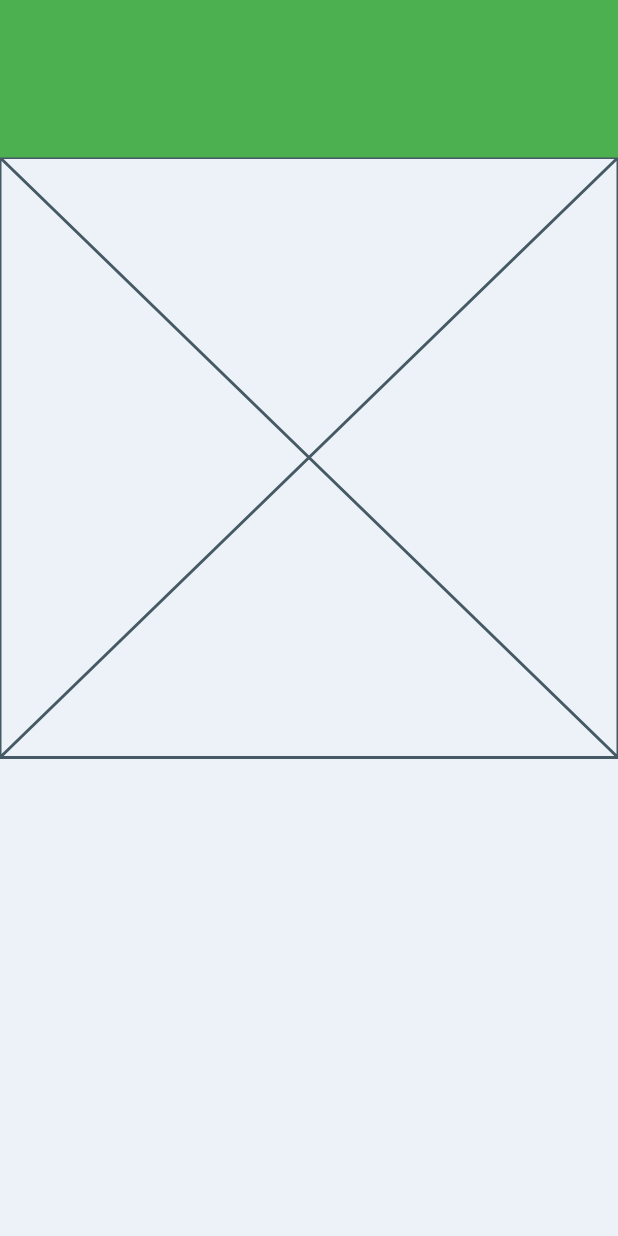
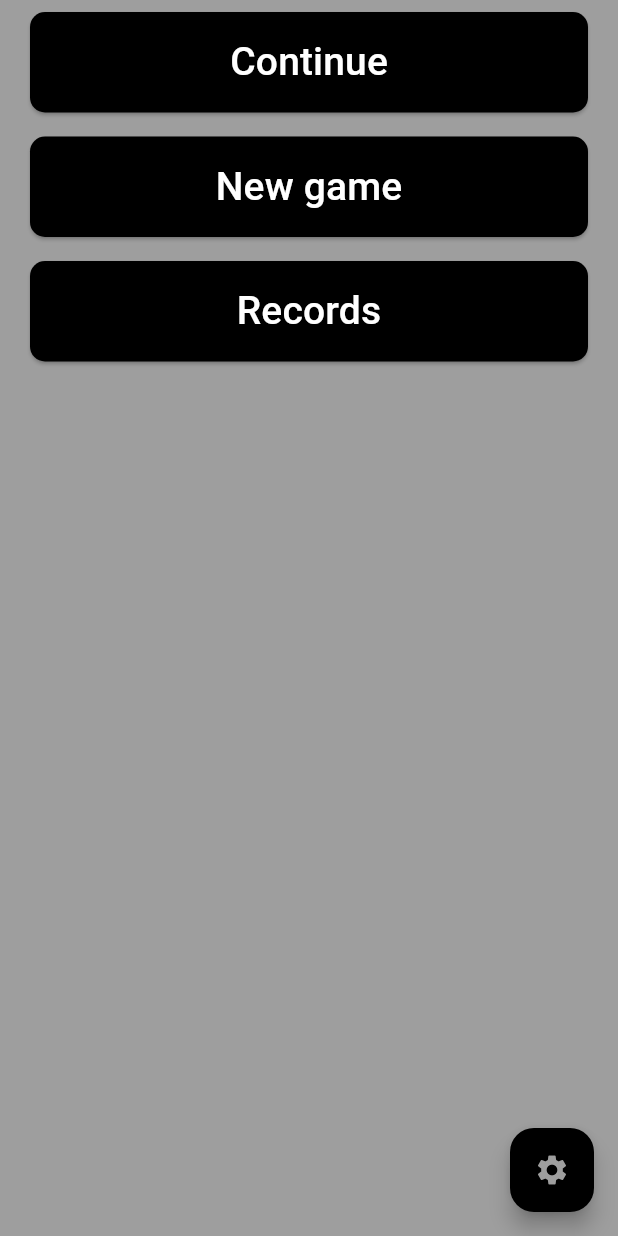
Before and after one commit to wAlienUFOx/minesweeper, a Flutter app: the screen it shows after launch, on a phone screen of 412 x 824 dp. Run offline on Flutter 3.47's test engine with Material 3 defaults, Android fonts, the phone set to English and light mode, and no system bars; our stand-ins replace get.

Commit message:
home_page

```diff
--- a/lib/layouts/main_layout.dart
+++ b/lib/layouts/main_layout.dart
@@ -3,10 +3,12 @@ import 'package:minesweeper/widgets/abstract_state.dart';
 
 class MainLayout extends StatefulWidget {
   final Widget child;
+  final Widget? bottomButtons;
 
   const MainLayout({
     super.key,
     required this.child,
+    this.bottomButtons
   });
 
   static MainLayoutState? of(BuildContext context) {
@@ -35,7 +37,8 @@ class MainLayoutState extends AbstractState<MainLayout> {
             child: SafeArea(
               child: Scaffold(
                 backgroundColor: theme.colorScheme.background,
-                appBar: buildAppBar(),
+                //appBar: buildAppBar(),
+                floatingActionButton: widget.bottomButtons,
                 body: SizedBox(
                   width: mData.size.width,
                   height: mData.size.height,
--- a/lib/main.dart
+++ b/lib/main.dart
@@ -3,6 +3,7 @@ import 'package:minesweeper/pages/splash_screen/splash_screen.dart';
 import 'package:flutter/material.dart';
 import 'package:get/get.dart';
 import 'package:minesweeper/themes.dart';
+import 'package:minesweeper/widgets/settings_widget.dart';
 import 'core/app_bindings.dart';
 import 'layouts/get_page_of.dart';
 import 'layouts/main_layout.dart';
@@ -28,7 +29,7 @@ class MinesweeperApp extends StatelessWidget {
         GetPageOf<MainLayout>(
             '/home',
             const HomePage(),
-                (page) => MainLayout(child: page)
+                (page) => MainLayout(bottomButtons: const SettingsWidget(),child: page,)
         ),
       ],
     );
--- a/lib/pages/home/home_page.dart
+++ b/lib/pages/home/home_page.dart
@@ -1,4 +1,7 @@
 import 'package:flutter/material.dart';
+import 'package:minesweeper/widgets/abstract_state.dart';
+import 'package:minesweeper/widgets/app_button.dart';
+import '../../widgets/group_button.dart';
 
 class HomePage extends StatefulWidget {
   const HomePage({super.key});
@@ -7,9 +10,38 @@ class HomePage extends StatefulWidget {
   State<HomePage> createState() => _HomePageState();
 }
 
-class _HomePageState extends State<HomePage> {
+class _HomePageState extends AbstractState<HomePage> {
+
+  List<GroupButton> menuItems = [
+    GroupButton(
+        title: 'Continue',
+        onTap: () => {}
+    ),
+    GroupButton(
+        title: 'New game',
+        onTap: () => {}
+    ),
+    GroupButton(
+        title: 'Records',
+        onTap: () => {}
+    ),
+  ];
+
   @override
   Widget build(BuildContext context) {
-    return const Placeholder();
+    return Column(
+      children: menuItems.map<Widget>((item) => buildMenuItem(item)).toList()
+    );
+  }
+
+  Widget buildMenuItem(GroupButton item) {
+    return Padding(
+        padding: const EdgeInsets.symmetric(vertical: 8, horizontal: 20),
+      child: AppButton(
+          onPressed: item.onTap,
+          title: item.title,
+          color: theme.cardColor
+      ),
+    );
   }
 }
--- a/lib/pages/splash_screen/splash_screen.dart
+++ b/lib/pages/splash_screen/splash_screen.dart
@@ -1,7 +1,5 @@
-import 'package:minesweeper/pages/home/home_page.dart';
-import 'package:flutter/material.dart';
+import  'package:flutter/material.dart';
 import 'package:get/get.dart';
-import '../../layouts/main_layout.dart';
 
 class SplashScreen extends StatefulWidget {
   const SplashScreen({super.key});
@@ -17,12 +15,12 @@ class SplashScreenState extends State<SplashScreen> {
     super.initState();
 
     initApp().then((value) {
-      Get.offAll(const MainLayout(child: HomePage()));
+      Get.offAllNamed('/home');
     });
   }
 
   Future<void> initApp() async {
-    await Future.delayed(const Duration(seconds: 2));
+    await Future.delayed(const Duration(milliseconds: 100));
   }
 
   @override
@@ -31,7 +29,6 @@ class SplashScreenState extends State<SplashScreen> {
     return Scaffold(
         body: Container (
           color: Colors.red,
-
         )
     );
   }
--- a/lib/themes.dart
+++ b/lib/themes.dart
@@ -8,8 +8,8 @@ ThemeData lightTheme = ThemeData(
       // inversePrimary: Color.fromARGB(77, 45, 146, 253),
       // primaryContainer: Color(0xffFAFAFA),
       // onPrimaryContainer: Color.fromARGB(153, 52, 52, 52),
-      background: Color(0xffECF2F8),
-      // onBackground: Colors.white,
+      background: Colors.grey,//Color(0xffECF2F8),
+      onBackground: Colors.black,
       // secondary: Color.fromARGB(153, 52, 52, 52),
       // tertiary: Color.fromARGB(52, 52, 52, 52),
       // onSurface: Color(0xff343434),
@@ -28,7 +28,7 @@ ThemeData darkTheme = ThemeData(
       // primaryContainer: Color(0xff323232),
       // onPrimaryContainer: Color.fromARGB(153, 255, 255, 255),
       background: Color(0xff151616),
-      // onBackground: Color(0xff2C2E30),
+      onBackground: Color(0xff2C2E30),
       // secondary: Color.fromARGB(102, 255, 255, 255),
       // tertiary: Color.fromARGB(52, 255, 255, 255),
       // onSurface: Color(0xffffffff),
--- /dev/null
+++ b/lib/widgets/app_button.dart
@@ -0,0 +1,53 @@
+import 'package:flutter/material.dart';
+
+///виджет кнопки
+class AppButton extends StatelessWidget {
+  final void Function() onPressed;
+  final String title;
+  final double borderRadius;
+  final EdgeInsets padding;
+  final double fontSize;
+  final Color color;
+  final bool fullWidth;
+
+  const AppButton({
+    super.key,
+    required this.onPressed,
+    required this.title,
+    this.borderRadius = 10,
+    this.padding = const EdgeInsets.symmetric(horizontal: 50, vertical: 15),
+    this.fontSize = 26.0,
+    required this.color,
+    this.fullWidth = true
+  });
+
+  @override
+  Widget build(BuildContext context) {
+    final theme = Theme.of(context);
+    Widget button = ElevatedButton(
+        onPressed: onPressed,
+        style: ButtonStyle(
+            shape: MaterialStateProperty.all(
+                RoundedRectangleBorder(
+                    borderRadius: BorderRadius.circular(borderRadius)
+                )
+            ),
+            padding: MaterialStateProperty.all<EdgeInsets>(padding),
+            backgroundColor: MaterialStateColor.resolveWith((states) => theme.colorScheme.onBackground)
+        ),
+        child: Text(
+          title,
+          style: TextStyle(
+              fontSize: fontSize,
+              color: color,
+          ),
+        )
+    );
+
+    if(!fullWidth) return button;
+    return SizedBox(
+      width: double.infinity,
+      child: button,
+    );
+  }
+}
--- /dev/null
+++ b/lib/widgets/group_button.dart
@@ -0,0 +1,9 @@
+class GroupButton {
+  final String title;
+  final void Function() onTap;
+
+  GroupButton({
+    required this.title,
+    required this.onTap,
+  });
+}
--- /dev/null
+++ b/lib/widgets/settings_widget.dart
@@ -0,0 +1,203 @@
+import 'package:flutter/material.dart';
+import 'dart:math';
+import 'package:minesweeper/widgets/abstract_state.dart';
+
+class SettingsWidget extends StatefulWidget {
+  const SettingsWidget({super.key});
+
+  @override
+  State<SettingsWidget> createState() => _SettingsWidgetState();
+}
+
+class _SettingsWidgetState extends AbstractState<SettingsWidget> with SingleTickerProviderStateMixin {
+
+  List<ActionButton> buttons = [
+    ActionButton(
+        onPressed: () => {},
+        icon: const Icon(Icons.sunny)
+    ),
+    ActionButton(
+        onPressed: () => {},
+        icon: const Icon(Icons.volume_down)
+    )
+  ];
+  late final AnimationController controller;
+  late final Animation<double> expandAnimation;
+  bool open = false;
+
+  @override
+  void onInitPage() {
+    controller = AnimationController(
+        value: 0.0,
+        duration: const Duration(milliseconds: 500),
+        vsync: this
+    );
+    expandAnimation = CurvedAnimation(
+      parent: controller,
+      reverseCurve: Curves.easeOutQuad,
+      curve: Curves.fastOutSlowIn,
+    );
+    super.onInitPage();
+  }
+
+  @override
+  void onDispose() {
+    controller.dispose();
+    super.onDispose();
+  }
+
+  void toggle() {
+    open = !open;
+    if (open) {
+      controller.forward();
+    } else {
+      controller.reverse();
+    }
+  }
+
+  @override
+  Widget build(BuildContext context) {
+    return SizedBox.expand(
+      child: Stack(
+        alignment: Alignment.bottomRight,
+        clipBehavior: Clip.none,
+        children: [
+          buildToClose(),
+          ...buildButtons(),
+          buildToOpen()
+        ],
+      ),
+    );
+  }
+
+  Widget buildToClose() {
+    return SizedBox(
+      width: 60,
+      height: 60,
+      child: Center(
+        child: Material(
+          shape: const CircleBorder(),
+          clipBehavior: Clip.antiAlias,
+          elevation: 4,
+          color: theme.colorScheme.onBackground,
+          child: InkWell(
+            onTap: toggle,
+            child: Padding(
+              padding: const EdgeInsets.all(8),
+              child: Icon(
+                Icons.close,
+                color: theme.colorScheme.background,
+              ),
+            ),
+          ),
+        ),
+      ),
+    );
+  }
+
+  List<Widget> buildButtons() {
+    final children = <Widget>[];
+    final count = buttons.length;
+    const step = 75;
+    for (var i = 0, distance = 75.0; i < count;
+    i++, distance += step) {
+      children.add(
+        ExpandingActionButton(
+          distance: distance,
+          progress: expandAnimation,
+          child: buttons[i],
+        ),
+      );
+    }
+    return children;
+  }
+
+  Widget buildToOpen() {
+    return IgnorePointer(
+      ignoring: open,
+      child: AnimatedContainer(
+        transformAlignment: Alignment.center,
+        transform: Matrix4.diagonal3Values(
+          open ? 0.7 : 1.0,
+          open ? 0.7 : 1.0,
+          1.0,
+        ),
+        duration: const Duration(milliseconds: 250),
+        curve: const Interval(0.0, 0.5, curve: Curves.easeOut),
+        child: AnimatedOpacity(
+          opacity: open ? 0.0 : 1.0,
+          curve: const Interval(0.25, 1.0, curve: Curves.easeInOut),
+          duration: const Duration(milliseconds: 250),
+          child: FloatingActionButton(
+            backgroundColor: theme.colorScheme.onBackground,
+            onPressed: toggle,
+            child: Icon(Icons.settings, color: theme.colorScheme.background,),
+          ),
+        ),
+      ),
+    );
+  }
+
+
+}
+
+class ExpandingActionButton extends StatelessWidget {
+  final double distance;
+  final Animation<double> progress;
+  final Widget child;
+
+  const ExpandingActionButton({
+    required this.distance,
+    required this.progress,
+    required this.child,
+    super.key
+  });
+
+  @override
+  Widget build(BuildContext context) {
+    return AnimatedBuilder(
+      animation: progress,
+      builder: (context, child) {
+        return Positioned(
+          right: 4.0,
+          bottom: progress.value * distance,
+          child: Transform.rotate(
+              angle: (1.0 - progress.value) * pi / 2,
+            child: child!)
+        );
+      },
+      child: FadeTransition(
+        opacity: progress,
+        child: child,
+      ),
+    );
+  }
+}
+
+@immutable
+class ActionButton extends StatelessWidget {
+  const ActionButton({
+    super.key,
+    this.onPressed,
+    required this.icon,
+  });
+
+  final VoidCallback? onPressed;
+  final Widget icon;
+
+  @override
+  Widget build(BuildContext context) {
+    final theme = Theme.of(context);
+    return Material(
+      shape: const CircleBorder(),
+      clipBehavior: Clip.antiAlias,
+      color: theme.colorScheme.onBackground,
+      elevation: 4,
+      child: IconButton(
+        onPressed: onPressed,
+        icon: icon,
+        color: theme.colorScheme.background,
+      ),
+    );
+  }
+}
```
